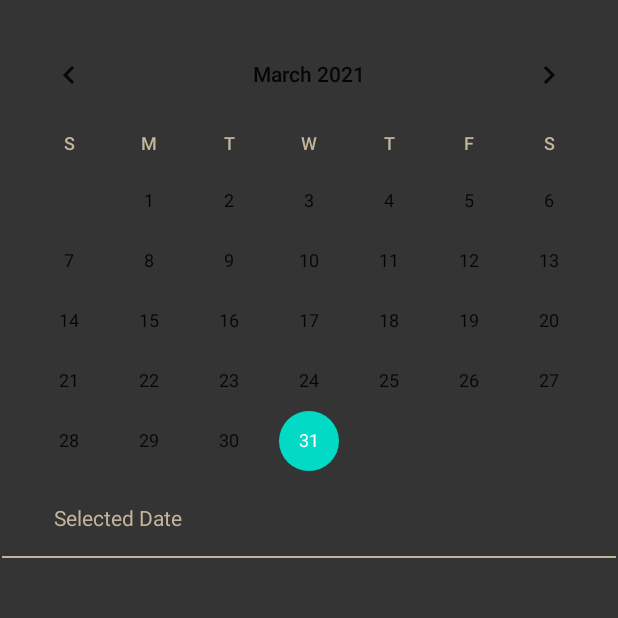
After one commit to hewayman/barbershop_app, an Android app: the CalendarActivity screen opened directly, with no data from a screen before it, on a phone screen of 412 x 824 dp, the top half of it. The commit adds this screen. Run offline under Robolectric (Android 15) with nearby library versions, the phone set to English and light mode, and no system bars.

Commit message:
adding calendar activity

```diff
--- a/app/build.gradle
+++ b/app/build.gradle
@@ -26,8 +26,9 @@ dependencies {
     implementation fileTree(dir: "libs", include: ["*.jar"])
     implementation 'androidx.appcompat:appcompat:1.2.0'
     implementation 'androidx.constraintlayout:constraintlayout:2.0.2'
+    implementation 'androidx.legacy:legacy-support-v4:1.0.0'
     testImplementation 'junit:junit:4.12'
     androidTestImplementation 'androidx.test.ext:junit:1.1.2'
-    androidTestImplementation 'androidx.test.espresso:espresso-core:3.3.0'
+    androidTestImplementation 'androidx.test.espresso:espresso-core:3.3.0'\
 
 }
--- a/app/src/main/AndroidManifest.xml
+++ b/app/src/main/AndroidManifest.xml
@@ -9,7 +9,8 @@
         android:roundIcon="@mipmap/ic_launcher_round"
         android:supportsRtl="true"
         android:theme="@style/AppTheme">
-        <activity android:name=".UserHome" />
+        <activity android:name=".UserHomeActivity" />
+        <activity android:name=".CalendarActivity" />
         <activity android:name=".MainActivity">
             <intent-filter>
                 <action android:name="android.intent.action.MAIN" />
--- /dev/null
+++ b/app/src/main/java/com/murach/barbershop/CalendarActivity.java
@@ -0,0 +1,52 @@
+package com.murach.barbershop;
+
+import android.content.Intent;
+import android.os.Bundle;
+import android.util.Log;
+import android.view.View;
+import android.view.ViewGroup;
+import android.widget.CalendarView;
+import android.widget.TextView;
+
+import androidx.annotation.NonNull;
+import androidx.appcompat.app.AppCompatActivity;
+
+
+public class CalendarActivity extends AppCompatActivity {
+
+    private static final String TAG = "CalendarActivity";
+    private CalendarView calendarView;
+    private TextView dateTextView;
+
+    @Override
+    protected void onCreate(Bundle savedInstanceState) {
+        super.onCreate(savedInstanceState);
+        setContentView(R.layout.calendar);
+        calendarView = (CalendarView) findViewById(R.id.calendarView);
+        dateTextView = (TextView) findViewById(R.id.dateTextView);
+
+        // sets color of Month text
+        ViewGroup vg = (ViewGroup) calendarView.getChildAt(0);
+        View child = vg.getChildAt(0);
+        if(child instanceof TextView) {
+            ((TextView)child).setTextColor(getResources().getColor(R.color.orange));
+        }
+
+        calendarView.setOnDateChangeListener(new CalendarView.OnDateChangeListener() {
+            @Override
+            public void onSelectedDayChange(@NonNull CalendarView calendarView, int i, int i1, int i2) {
+                String date = (i1 + 1) + "/" + i2 + "/" + i;
+                Log.d(TAG, "onSelectedDayChange: mm/dd/yyyy: " + date);
+
+//                Intent intent = new Intent(CalendarActivity.this, MainActivity.class);
+//                intent.putExtra("date", date);
+//                startActivity(intent);
+
+                if (date != null) {
+                    dateTextView.setText(date);
+                }
+
+            }
+        });
+    }
+}
--- a/app/src/main/java/com/murach/barbershop/MainActivity.java
+++ b/app/src/main/java/com/murach/barbershop/MainActivity.java
@@ -31,7 +31,7 @@ public class MainActivity extends AppCompatActivity {
 
     // continues to home page
     public void openHome() {
-        Intent intent = new Intent(this, UserHome.class);
+        Intent intent = new Intent(this, UserHomeActivity.class);
         startActivity(intent);
     }
 }
--- /dev/null
+++ b/app/src/main/res/layout/calendar.xml
@@ -0,0 +1,53 @@
+<?xml version="1.0" encoding="utf-8"?>
+<androidx.constraintlayout.widget.ConstraintLayout xmlns:android="http://schemas.android.com/apk/res/android"
+    xmlns:app="http://schemas.android.com/apk/res-auto"
+    xmlns:tools="http://schemas.android.com/tools"
+    android:layout_width="match_parent"
+    android:layout_height="match_parent"
+    android:background="#343434">
+
+    <CalendarView
+        android:id="@+id/calendarView"
+        android:layout_width="413dp"
+        android:layout_height="299dp"
+        android:layout_marginTop="16dp"
+        android:focusedMonthDateColor="#FFFFFF"
+        android:textColorPrimary="@color/orange"
+        android:weekDayTextAppearance="@style/CustomCalendarWeek"
+        android:weekNumberColor="#937979"
+        android:weekSeparatorLineColor="#FDFCFC"
+        app:layout_constraintEnd_toEndOf="parent"
+        app:layout_constraintHorizontal_bias="1.0"
+        app:layout_constraintStart_toStartOf="parent"
+        app:layout_constraintTop_toTopOf="parent" />
+
+    <TextView
+        android:id="@+id/dateTextView"
+        android:layout_width="100dp"
+        android:layout_height="wrap_content"
+        android:layout_marginStart="36dp"
+        android:layout_marginLeft="36dp"
+        android:layout_marginTop="20dp"
+        android:text="@string/selected_date"
+        android:textColor="@color/tan"
+        app:layout_constraintStart_toStartOf="parent"
+        app:layout_constraintTop_toBottomOf="@+id/calendarView" />
+
+    <View
+        android:id="@+id/divider"
+        android:layout_width="409dp"
+        android:layout_height="1dp"
+        android:layout_marginStart="1dp"
+        android:layout_marginLeft="1dp"
+        android:layout_marginTop="16dp"
+        android:layout_marginEnd="1dp"
+        android:layout_marginRight="1dp"
+        android:layout_marginBottom="356dp"
+        android:background="@color/tan"
+        app:layout_constraintBottom_toBottomOf="parent"
+        app:layout_constraintEnd_toEndOf="parent"
+        app:layout_constraintHorizontal_bias="0.0"
+        app:layout_constraintStart_toStartOf="parent"
+        app:layout_constraintTop_toBottomOf="@+id/dateTextView"
+        app:layout_constraintVertical_bias="0.0" />
+</androidx.constraintlayout.widget.ConstraintLayout>
--- a/app/src/main/res/layout/user_home.xml
+++ b/app/src/main/res/layout/user_home.xml
@@ -31,7 +31,7 @@
         android:layout_centerHorizontal="true"
         android:layout_marginTop="33dp"
         android:background="#985920"
-        android:text="@string/make_appointment"
+        android:text="@string/go_to_calendar"
         android:textColor="#C2B59B"
         app:layout_constraintEnd_toEndOf="parent"
         app:layout_constraintStart_toStartOf="parent"
--- a/app/src/main/res/values/colors.xml
+++ b/app/src/main/res/values/colors.xml
@@ -3,4 +3,7 @@
     <color name="colorPrimary">#6200EE</color>
     <color name="colorPrimaryDark">#3700B3</color>
     <color name="colorAccent">#03DAC5</color>
+    <color name="orange">#985920</color>
+    <color name="brown">#343434</color>
+    <color name="tan">#C2B59B</color>
 </resources>
--- a/app/src/main/res/values/strings.xml
+++ b/app/src/main/res/values/strings.xml
@@ -1,7 +1,7 @@
 <resources>
     <string name="app_name">Barbershop</string>
     <string name="haircut">Haircut</string>
-    <string name="make_appointment">Make Appointment</string>
+    <string name="go_to_calendar">Go to Calendar</string>
     <string name="color">Color</string>
     <string name="style">Style</string>
     <string name="log_in">Log In</string>
@@ -10,10 +10,12 @@
     <string name="logo_desc">barbershop logo</string>
     <string name="shave">Shave</string>
     <string name="barbershop_name">barbershop name</string>
+    <string name="selected_date">Selected Date</string>
 
     <string-array name="barber_array">
         <item>Paul</item>
         <item>Travis</item>
         <item>Fernando</item>
     </string-array>
+
 </resources>
--- a/app/src/main/res/values/styles.xml
+++ b/app/src/main/res/values/styles.xml
@@ -7,4 +7,12 @@
         <item name="colorAccent">@color/colorAccent</item>
     </style>
 
+    <style name="CustomCalendarMonth" parent="AppTheme">
+        <item name="android:textColorPrimary">@color/orange</item>
+    </style>
+
+    <style name="CustomCalendarWeek" >
+        <item name="android:textColor">@color/tan</item>
+    </style>
+
 </resources>
```
Also changed, not shown: app/src/main/java/com/murach/barbershop/UserHome.java (deleted, +0 -16 lines), app/src/main/java/com/murach/barbershop/UserHomeActivity.java (added, +34 -0 lines).
